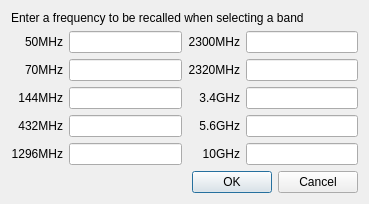
Rsclub22/Minos2-Mirror, file mqt/MqtRigControl/freqpresetdialog.ui: the form before one commit.
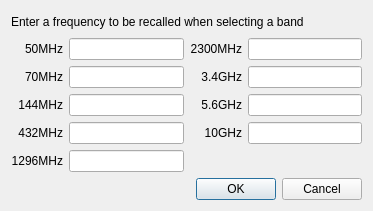
The form after the commit.

Diff of the .ui file:
```diff
--- a/mqt/MqtRigControl/freqpresetdialog.ui
+++ b/mqt/MqtRigControl/freqpresetdialog.ui
@@ -6,8 +6,8 @@
    <rect>
     <x>0</x>
     <y>0</y>
-    <width>369</width>
-    <height>202</height>
+    <width>373</width>
+    <height>211</height>
    </rect>
   </property>
   <property name="windowTitle">
@@ -22,26 +22,12 @@
     </widget>
    </item>
    <item>
-    <layout class="QGridLayout" name="gridLayout" rowminimumheight="0,0,0,0,0,0,0,0,0,0" columnminimumwidth="0,0,0,0,0">
-     <item row="0" column="0">
-      <widget class="QLabel" name="label_2">
-       <property name="text">
-        <string>50MHz</string>
-       </property>
-       <property name="alignment">
-        <set>Qt::AlignRight|Qt::AlignTrailing|Qt::AlignVCenter</set>
-       </property>
-      </widget>
+    <layout class="QGridLayout" name="gridLayout" rowminimumheight="0,0,0,0,0" columnminimumwidth="0,0,0,0,0">
+     <item row="1" column="1">
+      <widget class="QLineEdit" name="lineEdit_70mhz"/>
      </item>
-     <item row="3" column="0">
-      <widget class="QLabel" name="label_5">
-       <property name="text">
-        <string>432MHz</string>
-       </property>
-       <property name="alignment">
-        <set>Qt::AlignRight|Qt::AlignTrailing|Qt::AlignVCenter</set>
-       </property>
-      </widget>
+     <item row="0" column="1">
+      <widget class="QLineEdit" name="lineEdit_50mhz"/>
      </item>
      <item row="2" column="0">
       <widget class="QLabel" name="label_4">
@@ -53,9 +39,6 @@
        </property>
       </widget>
      </item>
-     <item row="0" column="1">
-      <widget class="QLineEdit" name="lineEdit_50mhz"/>
-     </item>
      <item row="1" column="0">
       <widget class="QLabel" name="label_3">
        <property name="text">
@@ -66,8 +49,8 @@
        </property>
       </widget>
      </item>
-     <item row="1" column="1">
-      <widget class="QLineEdit" name="lineEdit_70mhz"/>
+     <item row="4" column="1">
+      <widget class="QLineEdit" name="lineEdit_1296mhz"/>
      </item>
      <item row="4" column="0">
       <widget class="QLabel" name="label_6">
@@ -82,38 +65,9 @@
      <item row="2" column="1">
       <widget class="QLineEdit" name="lineEdit_144mhz"/>
      </item>
-     <item row="4" column="1">
-      <widget class="QLineEdit" name="lineEdit_1296mhz"/>
-     </item>
      <item row="3" column="1">
       <widget class="QLineEdit" name="lineEdit_432mhz"/>
      </item>
-     <item row="4" column="2">
-      <widget class="QLabel" name="label_12">
-       <property name="text">
-        <string>10GHz</string>
-       </property>
-       <property name="alignment">
-        <set>Qt::AlignRight|Qt::AlignTrailing|Qt::AlignVCenter</set>
-       </property>
-      </widget>
-     </item>
-     <item row="3" column="2">
-      <widget class="QLabel" name="label_10">
-       <property name="text">
-        <string>5.6GHz</string>
-       </property>
-       <property name="alignment">
-        <set>Qt::AlignRight|Qt::AlignTrailing|Qt::AlignVCenter</set>
-       </property>
-      </widget>
-     </item>
-     <item row="4" column="4">
-      <widget class="QLineEdit" name="lineEdit_10ghz"/>
-     </item>
-     <item row="3" column="4">
-      <widget class="QLineEdit" name="lineEdit_5_6ghz"/>
-     </item>
      <item row="0" column="2">
       <widget class="QLabel" name="label_7">
        <property name="text">
@@ -127,20 +81,47 @@
      <item row="0" column="4">
       <widget class="QLineEdit" name="lineEdit_2300mhz"/>
      </item>
-     <item row="1" column="2">
-      <widget class="QLabel" name="label_8">
+     <item row="3" column="0">
+      <widget class="QLabel" name="label_5">
        <property name="text">
-        <string>2320MHz</string>
+        <string>432MHz</string>
        </property>
        <property name="alignment">
         <set>Qt::AlignRight|Qt::AlignTrailing|Qt::AlignVCenter</set>
        </property>
       </widget>
      </item>
-     <item row="1" column="4">
-      <widget class="QLineEdit" name="lineEdit_2320mhz"/>
+     <item row="0" column="0">
+      <widget class="QLabel" name="label_2">
+       <property name="text">
+        <string>50MHz</string>
+       </property>
+       <property name="alignment">
+        <set>Qt::AlignRight|Qt::AlignTrailing|Qt::AlignVCenter</set>
+       </property>
+      </widget>
+     </item>
+     <item row="3" column="2">
+      <widget class="QLabel" name="label_12">
+       <property name="text">
+        <string>10GHz</string>
+       </property>
+       <property name="alignment">
+        <set>Qt::AlignRight|Qt::AlignTrailing|Qt::AlignVCenter</set>
+       </property>
+      </widget>
      </item>
      <item row="2" column="2">
+      <widget class="QLabel" name="label_10">
+       <property name="text">
+        <string>5.6GHz</string>
+       </property>
+       <property name="alignment">
+        <set>Qt::AlignRight|Qt::AlignTrailing|Qt::AlignVCenter</set>
+       </property>
+      </widget>
+     </item>
+     <item row="1" column="2">
       <widget class="QLabel" name="label_9">
        <property name="text">
         <string>3.4GHz</string>
@@ -150,9 +131,15 @@
        </property>
       </widget>
      </item>
-     <item row="2" column="4">
+     <item row="1" column="4">
       <widget class="QLineEdit" name="lineEdit_3_4ghz"/>
      </item>
+     <item row="2" column="4">
+      <widget class="QLineEdit" name="lineEdit_5_6ghz"/>
+     </item>
+     <item row="3" column="4">
+      <widget class="QLineEdit" name="lineEdit_10ghz"/>
+     </item>
     </layout>
    </item>
    <item>
```
